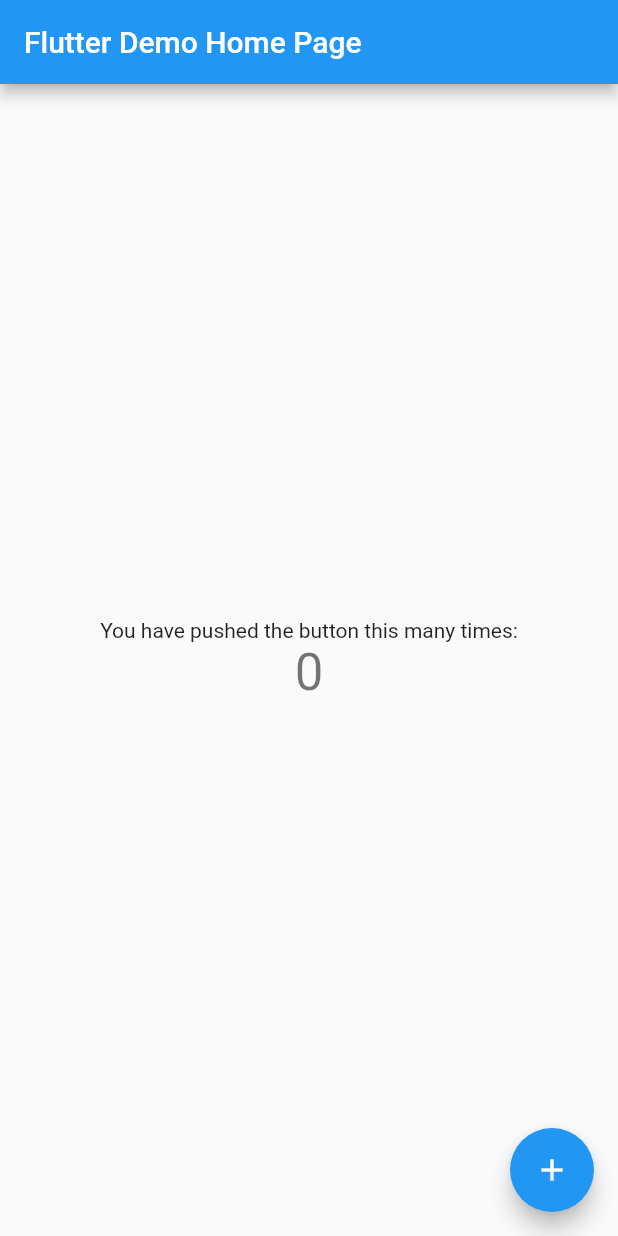
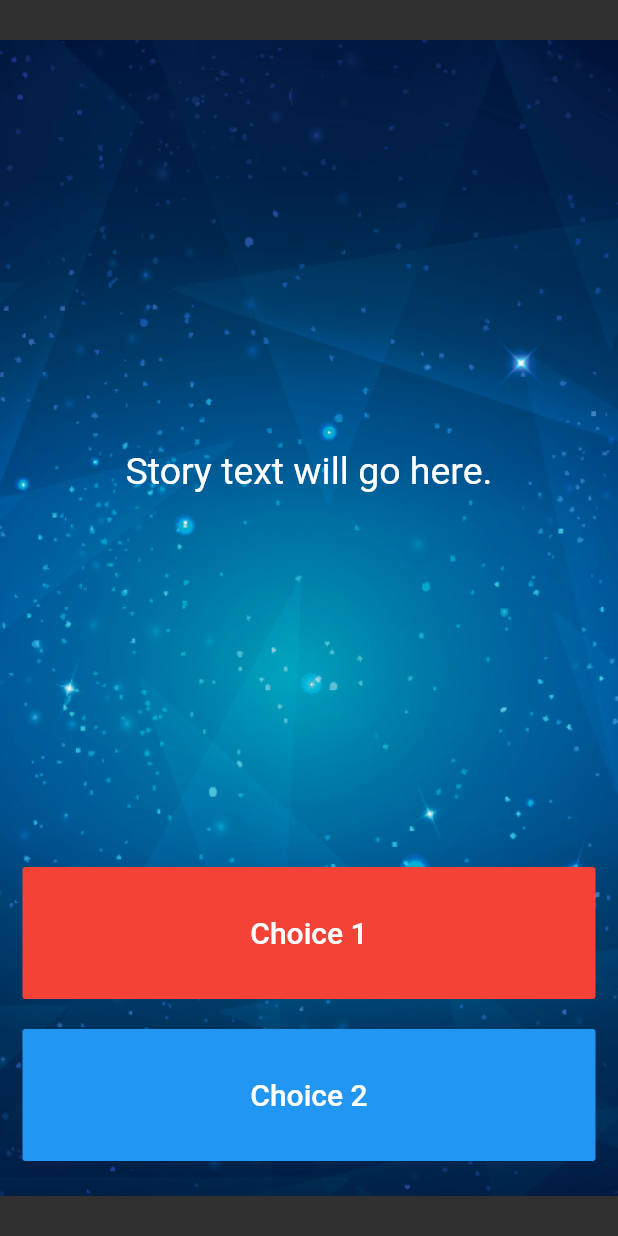
Before and after one commit to sankait36/destini_flutter, a Flutter app: the screen it shows after launch, on a phone screen of 412 x 824 dp. Run offline on Flutter 3.47's test engine with Material 2 defaults, Android fonts, the phone set to English and light mode, and no system bars.

```diff
--- a/lib/main.dart
+++ b/lib/main.dart
@@ -1,111 +1,99 @@
 import 'package:flutter/material.dart';
 
-void main() => runApp(MyApp());
+//TODO: Step 15 - Run the app and see if you can see the screen update with the first story. Delete this TODO if it looks as you expected.
 
-class MyApp extends StatelessWidget {
-  // This widget is the root of your application.
-  @override
+void main() => runApp(Destini());
+
+class Destini extends StatelessWidget {
   Widget build(BuildContext context) {
     return MaterialApp(
-      title: 'Flutter Demo',
-      theme: ThemeData(
-        // This is the theme of your application.
-        //
-        // Try running your application with "flutter run". You'll see the
-        // application has a blue toolbar. Then, without quitting the app, try
-        // changing the primarySwatch below to Colors.green and then invoke
-        // "hot reload" (press "r" in the console where you ran "flutter run",
-        // or simply save your changes to "hot reload" in a Flutter IDE).
-        // Notice that the counter didn't reset back to zero; the application
-        // is not restarted.
-        primarySwatch: Colors.blue,
-      ),
-      home: MyHomePage(title: 'Flutter Demo Home Page'),
+      theme: ThemeData.dark(),
+      home: StoryPage(),
     );
   }
 }
 
-class MyHomePage extends StatefulWidget {
-  MyHomePage({Key key, this.title}) : super(key: key);
+//TODO: Step 9 - Create a new storyBrain object from the StoryBrain class.
 
-  // This widget is the home page of your application. It is stateful, meaning
-  // that it has a State object (defined below) that contains fields that affect
-  // how it looks.
-
-  // This class is the configuration for the state. It holds the values (in this
-  // case the title) provided by the parent (in this case the App widget) and
-  // used by the build method of the State. Fields in a Widget subclass are
-  // always marked "final".
-
-  final String title;
-
-  @override
-  _MyHomePageState createState() => _MyHomePageState();
+class StoryPage extends StatefulWidget {
+  _StoryPageState createState() => _StoryPageState();
 }
 
-class _MyHomePageState extends State<MyHomePage> {
-  int _counter = 0;
-
-  void _incrementCounter() {
-    setState(() {
-      // This call to setState tells the Flutter framework that something has
-      // changed in this State, which causes it to rerun the build method below
-      // so that the display can reflect the updated values. If we changed
-      // _counter without calling setState(), then the build method would not be
-      // called again, and so nothing would appear to happen.
-      _counter++;
-    });
-  }
-
+class _StoryPageState extends State<StoryPage> {
   @override
   Widget build(BuildContext context) {
-    // This method is rerun every time setState is called, for instance as done
-    // by the _incrementCounter method above.
-    //
-    // The Flutter framework has been optimized to make rerunning build methods
-    // fast, so that you can just rebuild anything that needs updating rather
-    // than having to individually change instances of widgets.
     return Scaffold(
-      appBar: AppBar(
-        // Here we take the value from the MyHomePage object that was created by
-        // the App.build method, and use it to set our appbar title.
-        title: Text(widget.title),
+      body: Container(
+        decoration: BoxDecoration(
+          image: DecorationImage(
+            image: ExactAssetImage('images/background.png'),
           ),
-      body: Center(
-        // Center is a layout widget. It takes a single child and positions it
-        // in the middle of the parent.
+        ),
+        padding: EdgeInsets.symmetric(vertical: 50.0, horizontal: 15.0),
+        constraints: BoxConstraints.expand(),
+        child: SafeArea(
           child: Column(
-          // Column is also layout widget. It takes a list of children and
-          // arranges them vertically. By default, it sizes itself to fit its
-          // children horizontally, and tries to be as tall as its parent.
-          //
-          // Invoke "debug painting" (press "p" in the console, choose the
-          // "Toggle Debug Paint" action from the Flutter Inspector in Android
-          // Studio, or the "Toggle Debug Paint" command in Visual Studio Code)
-          // to see the wireframe for each widget.
-          //
-          // Column has various properties to control how it sizes itself and
-          // how it positions its children. Here we use mainAxisAlignment to
-          // center the children vertically; the main axis here is the vertical
-          // axis because Columns are vertical (the cross axis would be
-          // horizontal).
-          mainAxisAlignment: MainAxisAlignment.center,
+            crossAxisAlignment: CrossAxisAlignment.stretch,
             children: <Widget>[
-            Text(
-              'You have pushed the button this many times:',
+              Expanded(
+                flex: 12,
+                child: Center(
+                  child: Text(
+                    //TODO: Step 10 - use the storyBrain to get the first story title and display it in this Text Widget.
+                    'Story text will go here.',
+                    style: TextStyle(
+                      fontSize: 25.0,
                     ),
-            Text(
-              '$_counter',
-              style: Theme.of(context).textTheme.display1,
+                  ),
+                ),
+              ),
+              Expanded(
+                flex: 2,
+                child: FlatButton(
+                  onPressed: () {
+                    //Choice 1 made by user.
+                    //TODO: Step 18 - Call the nextStory() method from storyBrain and pass the number 1 as the choice made by the user.
+                  },
+                  color: Colors.red,
+                  child: Text(
+                    //TODO: Step 13 - Use the storyBrain to get the text for choice 1.
+                    'Choice 1',
+                    style: TextStyle(
+                      fontSize: 20.0,
+                    ),
+                  ),
+                ),
+              ),
+              SizedBox(
+                height: 20.0,
+              ),
+              Expanded(
+                flex: 2,
+                //TODO: Step 26 - Use a Flutter Visibility Widget to wrap this FlatButton.
+                //TODO: Step 28 - Set the "visible" property of the Visibility Widget to equal the output from the buttonShouldBeVisible() method in the storyBrain.
+                child: FlatButton(
+                  onPressed: () {
+                    //Choice 2 made by user.
+                    //TODO: Step 19 - Call the nextStory() method from storyBrain and pass the number 2 as the choice made by the user.
+                  },
+                  color: Colors.blue,
+                  child: Text(
+                    //TODO: Step 14 - Use the storyBrain to get the text for choice 1.
+                    'Choice 2',
+                    style: TextStyle(
+                      fontSize: 20.0,
+                    ),
+                  ),
+                ),
               ),
             ],
           ),
         ),
-      floatingActionButton: FloatingActionButton(
-        onPressed: _incrementCounter,
-        tooltip: 'Increment',
-        child: Icon(Icons.add),
-      ), // This trailing comma makes auto-formatting nicer for build methods.
+      ),
     );
   }
 }
+
+//TODO: Step 24 - Run the app and try to figure out what code you need to add to this file to make the story change when you press on the choice buttons.
+
+//TODO: Step 29 - Run the app and test it against the Story Outline to make sure you've completed all the steps. The code for the completed app can be found here: https://github.com/londonappbrewery/destini-challenge-completed/
--- /dev/null
+++ b/lib/story.dart
@@ -0,0 +1,5 @@
+//TODO: Step 2 - Create a new class called Story.
+
+//TODO: Step 3 - Create 3 properties for this class, A. storyTitle to store the story text. B. choice1 to store the text for choice 1, C. choice2 to store the text for choice 2.
+
+//TODO: Step 4 - Create a Constructor for this class to be able to initialise the properties created in step 3.
```
Also changed, not shown: lib/story_brain.dart (added, +59 -0 lines), pubspec.yaml (+5 -56 lines), images/background.png (added), 42 other files. Lines whose indentation alone changed are shown as unchanged.
